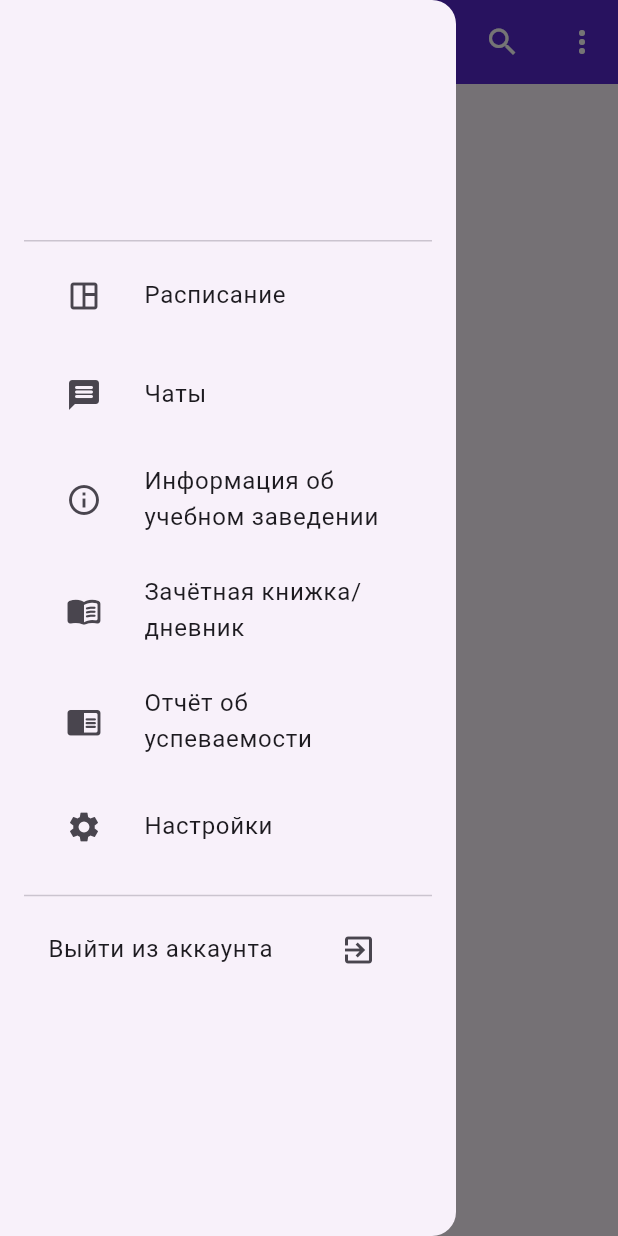
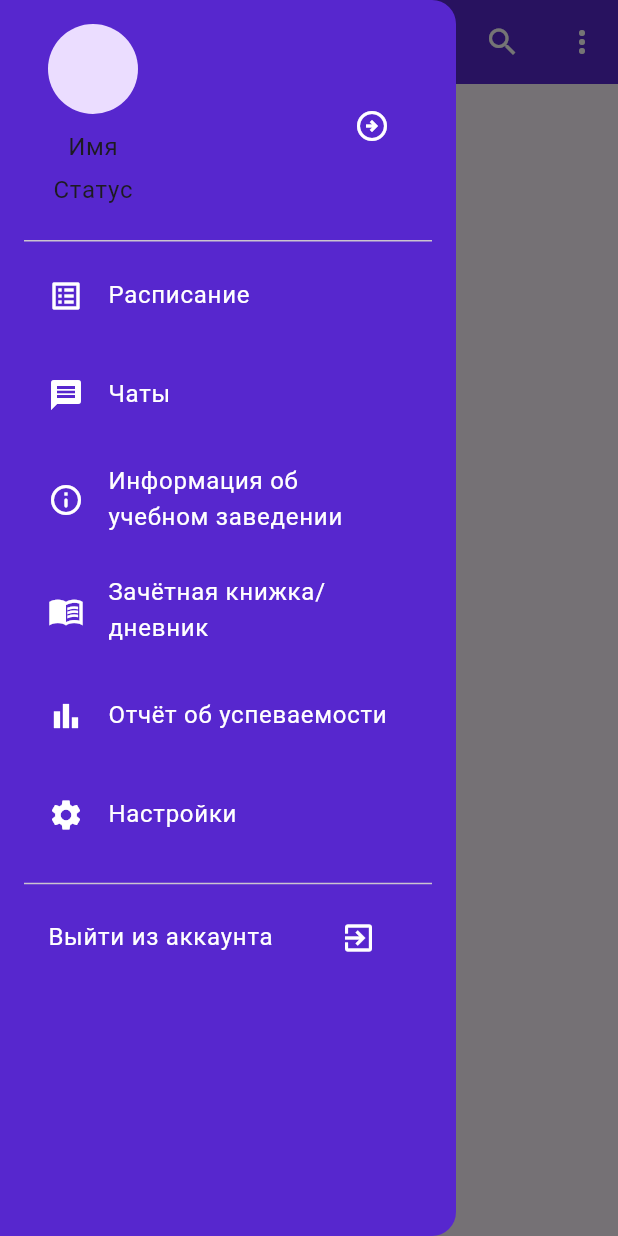
Before and after one commit to EgorSborschikov/duma_mobile, a Flutter app: the ScheduleAndroidPage screen opened directly, with the side drawer open, on a phone screen of 412 x 824 dp. Run offline on Flutter 3.47's test engine with Material 3 defaults, Android fonts, the phone set to English and light mode, and no system bars; our stand-ins replace device_preview.

```diff
--- a/lib/main.dart
+++ b/lib/main.dart
@@ -1,4 +1,5 @@
 import 'package:device_preview/device_preview.dart';
+import 'package:duma/presentation/common/components_for_ios/custom_tab_bar/custom_tab_bar.dart';
 import 'package:duma/presentation/features/onboard/view/onboard_pages.dart';
 import 'package:duma/presentation/features/schedule/view/ui/schedule_android/schedule_android_page.dart';
 import 'package:flutter/material.dart';
@@ -7,7 +8,7 @@ void main() => runApp(
   DevicePreview(
     enabled: true,
     builder: (context) => Duma()
-  )
+  ) //Duma()
 );
 
 class Duma extends StatelessWidget {
@@ -25,7 +26,7 @@ class Duma extends StatelessWidget {
         colorScheme: ColorScheme.fromSeed(seedColor: Colors.deepPurple),
         useMaterial3: true,
       ),
-      home: ScheduleAndroidPage()//OnboardingPages()
+      home: OnboardingPages()
     );
   }
 }
--- a/lib/presentation/common/components_for_android/custom_navigation_drawer/custom_navigation_drawer.dart
+++ b/lib/presentation/common/components_for_android/custom_navigation_drawer/custom_navigation_drawer.dart
@@ -1,7 +1,7 @@
 import 'package:duma/presentation/common/components_for_android/custom_navigation_drawer/drawer_option.dart';
 import 'package:duma/presentation/features/schedule/view/ui/schedule_android/schedule_android_page.dart';
+import 'package:duma/presentation/features/settings/view/ui/settings_android/settings_android_page.dart';
 import 'package:flutter/material.dart';
-
 import '../../../features/sign_in/view/ui/sign_in_android/sign_in_android_page.dart';
 
 class CustomNavigationDrawer extends StatelessWidget {
@@ -9,102 +9,153 @@ class CustomNavigationDrawer extends StatelessWidget {
 
   @override
   Widget build(BuildContext context) {
+
     return Drawer(
+      backgroundColor: Color(0xFF5727CE),
       child: SafeArea(
         child: Padding(
           padding: const EdgeInsets.symmetric(horizontal: 16.0),
           child: Column(
             children: [
               DrawerHeader(
-                child: Container(),
+                child: Row(
+                  crossAxisAlignment: CrossAxisAlignment.center,
+                  mainAxisAlignment: MainAxisAlignment.start,
+                  children: [
+                    Column(
+                      children: [
+                        // временная заглушка
+                        CircleAvatar(
+                          radius: 30,
+                        ),
+                        const SizedBox(height: 10),
+                        Text('Имя'),
+                        const SizedBox(height: 5),
+                        Text('Статус')
+                      ],
+                    ),
+                    Spacer(),
+                    IconButton(
+                      onPressed: () {
+
+                      },
+                      icon: Icon(
+                        Icons.arrow_circle_right_outlined,
+                        color: Colors.white,
+                      ),
+                    ),
+                  ],
+                ),
               ),
               Expanded(
                 child: ListView(
                   children: [
                     DrawerOption(
                       title: 'Расписание',
-                      child: IconButton(
-                        onPressed: () {
+                      onTap: () {
                         Navigator.push(
                           context,
                           MaterialPageRoute(builder: (context) => ScheduleAndroidPage()),
                         );
                       },
-                        icon: Icon(Icons.space_dashboard_outlined),
+                      child:  Icon(
+                        Icons.list_alt_outlined,
+                        color: Colors.white,
                       ),
                     ),
                     const SizedBox(height: 10),
                     DrawerOption(
                       title: 'Чаты',
-                      child: IconButton(
-                        onPressed: () {
+                      onTap: () {
                         Navigator.push(
                           context,
                           MaterialPageRoute(builder: (context) => ScheduleAndroidPage()),
                         );
                       },
-                        icon: Icon(Icons.message_rounded),
+                      child: Icon(
+                        Icons.message,
+                        color: Colors.white,
                       ),
                     ),
                     const SizedBox(height: 10),
                     DrawerOption(
                       title: 'Информация об учебном заведении',
-                      child: IconButton(
-                        onPressed: () {
+                      onTap: () {
                         Navigator.push(
                           context,
                           MaterialPageRoute(builder: (context) => ScheduleAndroidPage()),
                         );
                       },
-                        icon: Icon(Icons.info_outline),
+                      child: Icon(
+                        Icons.info_outline_rounded,
+                        color: Colors.white,
                       ),
                     ),
                     const SizedBox(height: 10),
                     DrawerOption(
                       title: 'Зачётная книжка/дневник',
-                      child: IconButton(
-                        onPressed: () {
+                      onTap: () {
                         Navigator.push(
                           context,
                           MaterialPageRoute(builder: (context) => ScheduleAndroidPage()),
                         );
                       },
-                        icon: Icon(Icons.menu_book_rounded),
+                      child: Icon(
+                        Icons.menu_book_sharp,
+                        color: Colors.white,
                       ),
                     ),
                     const SizedBox(height: 10),
                     DrawerOption(
                       title: 'Отчёт об успеваемости',
-                      child: IconButton(
-                        onPressed: () {
+                      onTap: () {
                         Navigator.push(
                           context,
                           MaterialPageRoute(builder: (context) => ScheduleAndroidPage()),
                         );
                       },
-                        icon: Icon(Icons.chrome_reader_mode_rounded),
+                      child: Icon(
+                        Icons.bar_chart_sharp,
+                        color: Colors.white,
                       ),
                     ),
                     const SizedBox(height: 10),
                     DrawerOption(
                       title: 'Настройки',
-                      child: IconButton(
-                        onPressed: () {
+                      onTap: () {
                           Navigator.push(
                             context,
-                            MaterialPageRoute(builder: (context) => ScheduleAndroidPage()),
+                            MaterialPageRoute(builder: (context) => SettingsAndroidPage()),
                           );
                         },
-                        icon: Icon(Icons.settings),
+                      child: Icon(
+                        Icons.settings,
+                        color: Colors.white,
                       ),
                     ),
                     const SizedBox(height: 10),
                     Divider(),
                     ListTile(
-                      title: Text('Выйти из аккаунта'),
+                      title: Text(
+                        'Выйти из аккаунта',
+                        style: TextStyle(
+                          color: Colors.white
+                        ),
+                      ),
                       trailing: SizedBox(
                         width: 50, // Задайте фиксированную ширину
-                        child: Icon(Icons.exit_to_app),
+                        child: IconButton(
+                          onPressed: () {
+                            Navigator.push(
+                            context,
+                            MaterialPageRoute(builder: (context) => SignInAndroidPage()),
+                          );
+                          },
+                          icon: Icon(
+                            Icons.exit_to_app,
+                            color: Colors.white,
+                          ),
+                        ),
                       ),
                     ),
                   ],
--- a/lib/presentation/common/components_for_android/custom_navigation_drawer/drawer_option.dart
+++ b/lib/presentation/common/components_for_android/custom_navigation_drawer/drawer_option.dart
@@ -3,14 +3,21 @@ import 'package:flutter/material.dart';
 class DrawerOption extends StatelessWidget{
   final String title;
   final Widget child;
+  final VoidCallback onTap;
 
-  const DrawerOption({super.key, required this.title, required this.child});
+  const DrawerOption({super.key, required this.title, required this.child, required this.onTap});
 
   @override
   Widget build(BuildContext context) {
     return ListTile(
-      title: Text(title),
+      title: Text(
+        title,
+        style: TextStyle(
+          color: Colors.white
+        ),
+      ),
       leading: child,
+      onTap: onTap,
     );
   }
 }
--- a/lib/presentation/common/components_for_ios/custom_top_navigation_bar/custom_top_navigation_bar.dart
+++ b/lib/presentation/common/components_for_ios/custom_top_navigation_bar/custom_top_navigation_bar.dart
@@ -27,7 +27,7 @@ class CustomTopNavigationBar extends StatelessWidget implements ObstructingPrefe
           ? CupertinoNavigationBarBackButton(
               color: Color(0xFF5727CE),
               onPressed: () {
-                Navigator.of(context).maybePop();
+                Navigator.of(context).maybePop(); //надо будет добавить переход на IOSProfilePage
               },
               previousPageTitle: previousPageTitle != null && previousPageTitle!.length > 8
                   ? 'Назад'
--- a/lib/presentation/features/sign_in/view/ui/sign_in_ios/sign_in_ios_page.dart
+++ b/lib/presentation/features/sign_in/view/ui/sign_in_ios/sign_in_ios_page.dart
@@ -1,4 +1,5 @@
 import 'dart:io';
+import 'package:duma/presentation/common/components_for_ios/custom_tab_bar/custom_tab_bar.dart';
 import 'package:duma/presentation/features/forgot_password/view/ui/forgot_password_ios/input_email_ios_page.dart';
 import 'package:duma/presentation/features/onboard/onboard.dart';
 import 'package:duma/presentation/features/schedule/view/ui/schedule_ios/schedule_ios_page.dart';
@@ -162,7 +163,7 @@ class _SignInIosPageState extends State<SignInIosPage> {
                                       //bool isSwitchEnabled = true; // Укажите значение, которое вам нужно передать
                                         Navigator.push(
                                           context,
-                                          CupertinoPageRoute(builder: (context) => ScheduleIosPage()),
+                                          CupertinoPageRoute(builder: (context) => CustomTabBar()),
                                       );
                                     },
                                     child: Text(
```
Also changed, not shown: lib/presentation/features/schedule/view/ui/schedule_android/schedule_android_page.dart (+7 -1 lines), lib/presentation/features/schedule/view/ui/schedule_ios/schedule_ios_page.dart (+5 -6 lines), lib/presentation/features/search/view/ui/search_android/schedule_search_android_page.dart (added, +69 -0 lines), lib/presentation/features/search/view/ui/search_ios/schedule_search_ios_page.dart (added, +63 -0 lines), lib/presentation/features/search/view/ui/search_ios/search_parameters_form.dart (added, +47 -0 lines), lib/presentation/features/search/view/ui/search_ios/ui/time_range_picker.dart (added, +90 -0 lines), lib/presentation/features/search/view/ui/search_ios/ui/value_switcher.dart (added, +57 -0 lines), lib/presentation/features/settings/view/ui/settings_android/settings_android_page.dart (+5 -5 lines), lib/presentation/features/settings/view/ui/settings_ios/settings_ios_page.dart (+14 -4 lines), lib/presentation/features/search/search.dart (added), lib/presentation/features/search/view/view.dart (added), lib/presentation/features/settings/view/ui/widgets/settings_items_ios_widgets/settings_items_ios.dart (line endings or trailing spaces). Lines whose indentation alone changed are shown as unchanged.
